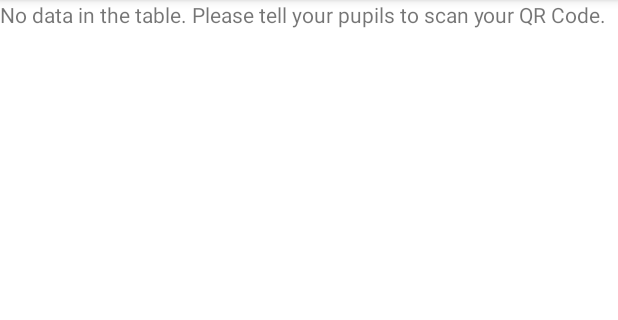
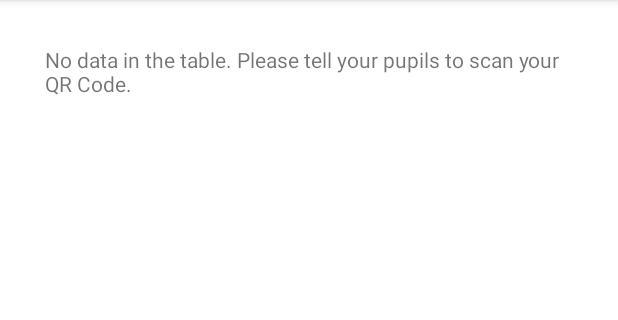
Before and after one commit to atheistd/countmein, an Android app: the f_atnview screen opened directly, with no data from a screen before it, on a phone screen of 412 x 824 dp, the part 84-404 px from its top. Run offline under Robolectric (Android 15) with nearby library versions, the phone set to English and light mode, and no system bars.

Commit message:
in app/src/main/java/com/kinkykeys/countmein/disaster_forecast.kt:  - modified the nested if conditions to not display an empty string when the (UID != NULLorEMPTY) && (table_size > 0)
in app/src/main/res/layout/activity_f_atnview.xml:
 - modified this file to add margin globally, instead of element wise, just like the previous commit

```diff
--- a/app/src/main/java/com/kinkykeys/countmein/disaster_forecast.kt
+++ b/app/src/main/java/com/kinkykeys/countmein/disaster_forecast.kt
@@ -40,9 +40,8 @@ class disaster_forecast : AppCompatActivity() {
         }
 
         if (dbuid_tosave.isNullOrEmpty()) {
-            nodata()
-            attendance_view.append("\n\n\nWARNING: Empty/NULL UID.\nCheckback with your administrator.")
 
+            } else {
                 if (table_size > 0) {
                     for (entry in attendance) {
                         if (dbuid_tosave.equals(entry.dbUID.toString(), ignoreCase = true)) {
@@ -51,13 +50,17 @@ class disaster_forecast : AppCompatActivity() {
                                 temp_day = entry.dbDate.toString()
                             }
                             attendance_view.append("\nScan time:\t" + entry.dbTime.toString() + "\tSubject:\t" + entry.dbSub.toString())
-                    }
-                }
                         } else {
                             nodata()
                         }
                     }
 
+            }
+            nodata()
+            attendance_view.append("\n\n\nWARNING: Empty/NULL UID.\nCheckback with your administrator.")
+        }
+
+
 
     }
 }
--- a/app/src/main/res/layout/activity_f_atnview.xml
+++ b/app/src/main/res/layout/activity_f_atnview.xml
@@ -6,14 +6,19 @@
     android:layout_height="match_parent"
     tools:context=".f_atnview">
 
-    <TextView
+    <LinearLayout
         android:layout_marginLeft="30dp"
         android:layout_marginRight="30dp"
         android:layout_marginTop="30dp"
-        android:layout_marginBottom="30dp"
-        android:textSize="14dp"
-        android:id="@+id/teach_attn_view"
-        android:layout_width="wrap_content"
-        android:layout_height="wrap_content"/>
+        android:layout_width="match_parent"
+        android:layout_height="match_parent" >
+
+            <TextView
+                android:layout_marginBottom="30dp"
+                android:textSize="14dp"
+                android:id="@+id/teach_attn_view"
+                android:layout_width="wrap_content"
+                android:layout_height="wrap_content"/>
+    </LinearLayout>
 
 </androidx.constraintlayout.widget.ConstraintLayout>
```
Lines whose indentation alone changed are shown as unchanged.
